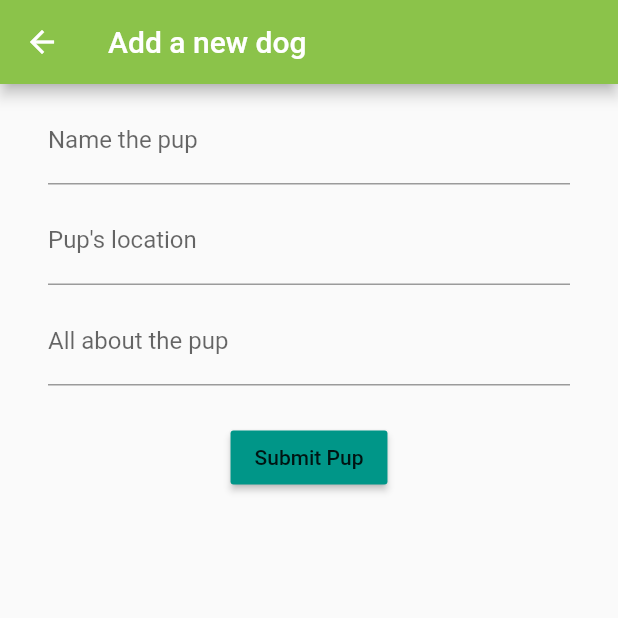
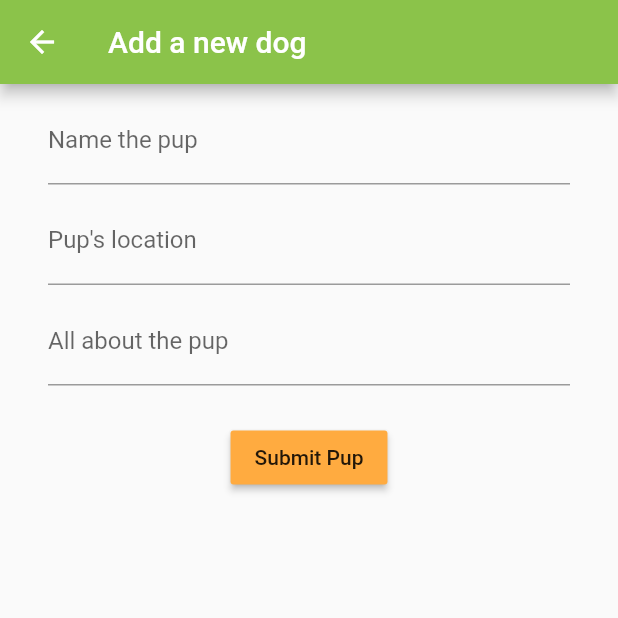
Before and after one commit to minhaz1217/we-rate-dogs, a Flutter app: the AddDog screen opened directly, after a tap on "Submit Pup", on a phone screen of 412 x 824 dp, the top half of it. Run offline on Flutter 3.47's test engine with Material 2 defaults, Android fonts, the phone set to English and light mode, and no system bars; network calls fail.

Commit message:
Step 6: Added the button onPressed functionality

```diff
--- a/lib/AddDog.dart
+++ b/lib/AddDog.dart
@@ -1,4 +1,5 @@
 import 'package:flutter/material.dart';
+import 'package:t_we_rate_dogs/Dog.dart';
 import 'CONSTANTS.dart';
 
 class AddDog extends StatefulWidget{
@@ -8,6 +9,12 @@ class AddDog extends StatefulWidget{
 
 
 class _AddDogState extends State<AddDog>{
+  TextEditingController nameController = TextEditingController();
+  TextEditingController locationController = TextEditingController();
+  TextEditingController descriptionController = TextEditingController();
+
+
+
   @override
   Widget build(BuildContext context) {
     return Scaffold(
@@ -29,14 +36,17 @@ class _AddDogState extends State<AddDog>{
                   decoration: InputDecoration(
                     labelText: "Name the pup",
                   ),
-                )
+                  onChanged: (v)=> nameController.text = v,
+                ),
               ),
               Padding(
                 padding: const EdgeInsets.only(bottom: 8.0),
                 child: TextField(
                     decoration: InputDecoration(
                       labelText: "Pup's location",
-                    )),
+                    ),
+                    onChanged: (v)=> locationController.text = v
+                ),
               ),
               Padding(
                 padding: const EdgeInsets.only(bottom: 8.0),
@@ -44,6 +54,7 @@ class _AddDogState extends State<AddDog>{
                   decoration: InputDecoration(
                     labelText: 'All about the pup',
                   ),
+                  onChanged: (v)=> descriptionController.text = v
                 ),
               ),
               Padding(
@@ -51,7 +62,7 @@ class _AddDogState extends State<AddDog>{
                 child: Builder(
                   builder: (context){
                     return RaisedButton(
-                      onPressed: ()=>print("Pressed"),
+                      onPressed: ()=>submitPup(context),
                       color: BUTTONCOLOR,
                       child: Text("Submit Pup"),
                     );
@@ -64,5 +75,13 @@ class _AddDogState extends State<AddDog>{
       ),
     );
   }
+  void submitPup(BuildContext context){
+    if(nameController.text.isEmpty){
+      print("Dogs need names");
+    }else{
+      var newDog = Dog(nameController.text, locationController.text, descriptionController.text);
+      Navigator.of(context).pop(newDog);
+    }
+  }
 
 }
--- a/lib/CONSTANTS.dart
+++ b/lib/CONSTANTS.dart
@@ -3,4 +3,4 @@ import 'package:flutter/material.dart';
 final APPBAR = Colors.lightGreen;
 final CARD_COLOR = Colors.teal[300];
 final PROFILE_TEXT_COLOR = Colors.white;
-final BUTTONCOLOR = Colors.teal;
+final BUTTONCOLOR = Colors.orangeAccent;
```
